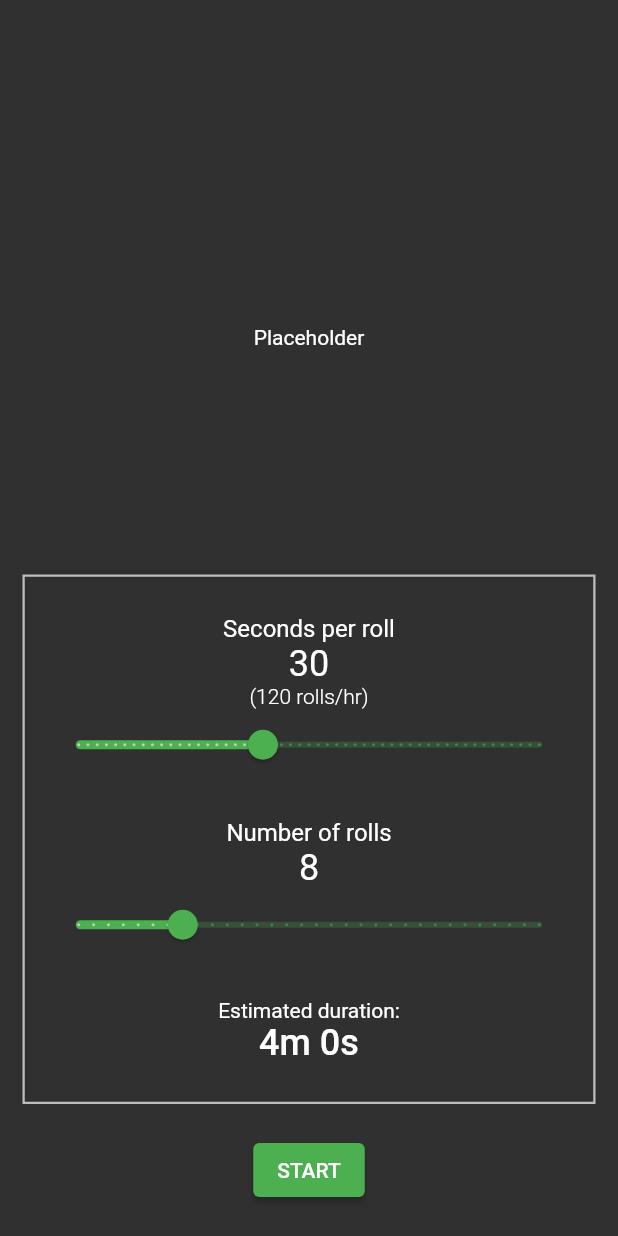
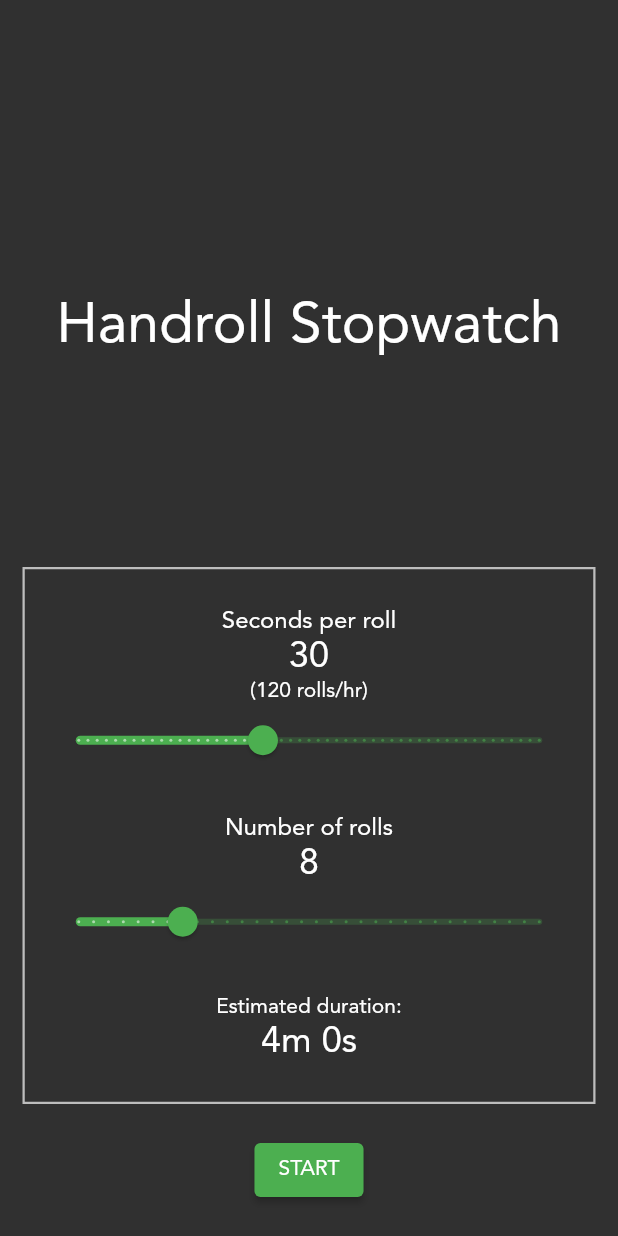
Before and after one commit to G-Tang2/sushi-stopwatch, a Flutter app: the screen it shows after launch, on a phone screen of 412 x 824 dp. Run offline on Flutter 3.47's test engine with Material 2 defaults, Android fonts, the light colour scheme and no system bars; our stand-ins replace audioplayers.

Commit message:
Changed font to avenir roman

```diff
--- a/lib/main.dart
+++ b/lib/main.dart
@@ -12,6 +12,7 @@ class MyApp extends StatelessWidget {
     return MaterialApp(
       title: 'Sushi Stopwatch',
       theme: ThemeData(
+        fontFamily: 'Avenir',
         brightness: Brightness.dark,
         primarySwatch: Colors.green,
       ),
--- a/lib/page/home_page.dart
+++ b/lib/page/home_page.dart
@@ -1,5 +1,4 @@
 import 'package:flutter/material.dart';
-import 'package:sushi_stopwatch/page/results_page.dart';
 import 'package:sushi_stopwatch/page/stopwatch_page.dart';
 import 'package:sushi_stopwatch/route_generator.dart';
 
@@ -31,7 +30,10 @@ class _HomePageState extends State<HomePage> {
                 Expanded(
                     child: Column(children: [
                   const Spacer(flex: 5),
-                  Text("Placeholder"),
+                  const Text(
+                    "Handroll Stopwatch",
+                    style: TextStyle(fontSize: 38),
+                  ),
                   const Spacer(flex: 3),
                   Container(
                     child: Column(children: [
--- a/pubspec.yaml
+++ b/pubspec.yaml
@@ -87,6 +87,10 @@ flutter:
   #       - asset: fonts/TrajanPro.ttf
   #       - asset: fonts/TrajanPro_Bold.ttf
   #         weight: 700
-  #
+
+  fonts:
+  - family: Avenir
+    fonts:
+      - asset: assets/fonts/AvenirLTStd-Roman.otf
   # For details regarding fonts from package dependencies,
   # see https://flutter.dev/custom-fonts/#from-packages
```
Also changed, not shown: assets/fonts/AvenirLTStd-Roman.otf (added), 1 other file.
